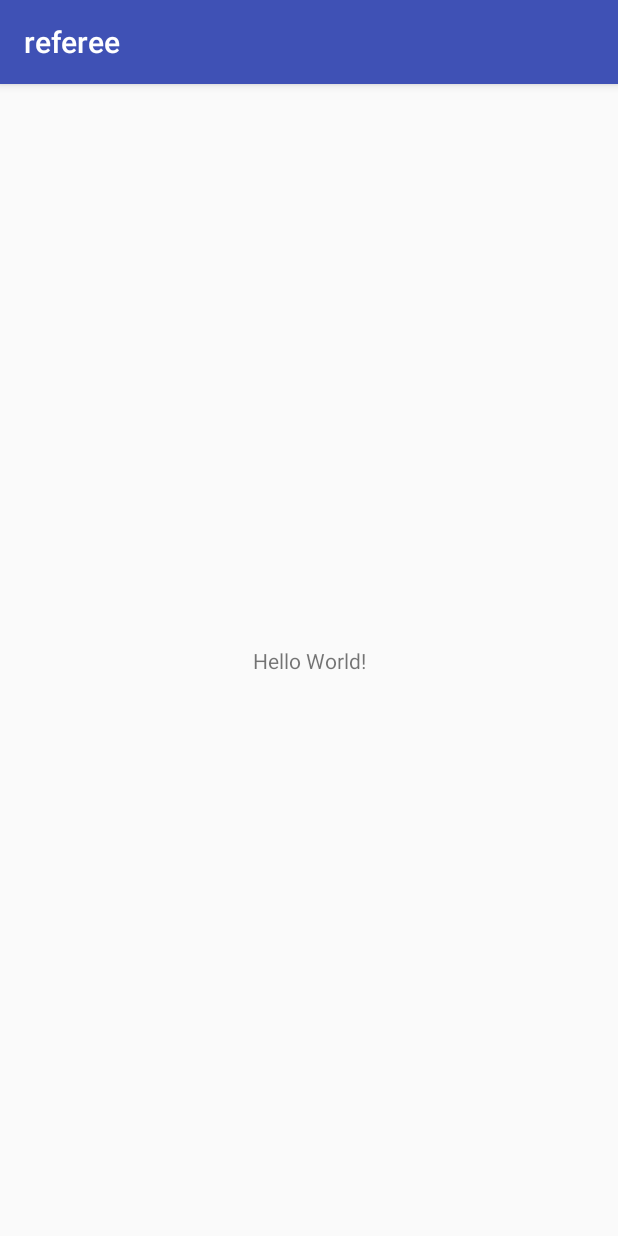
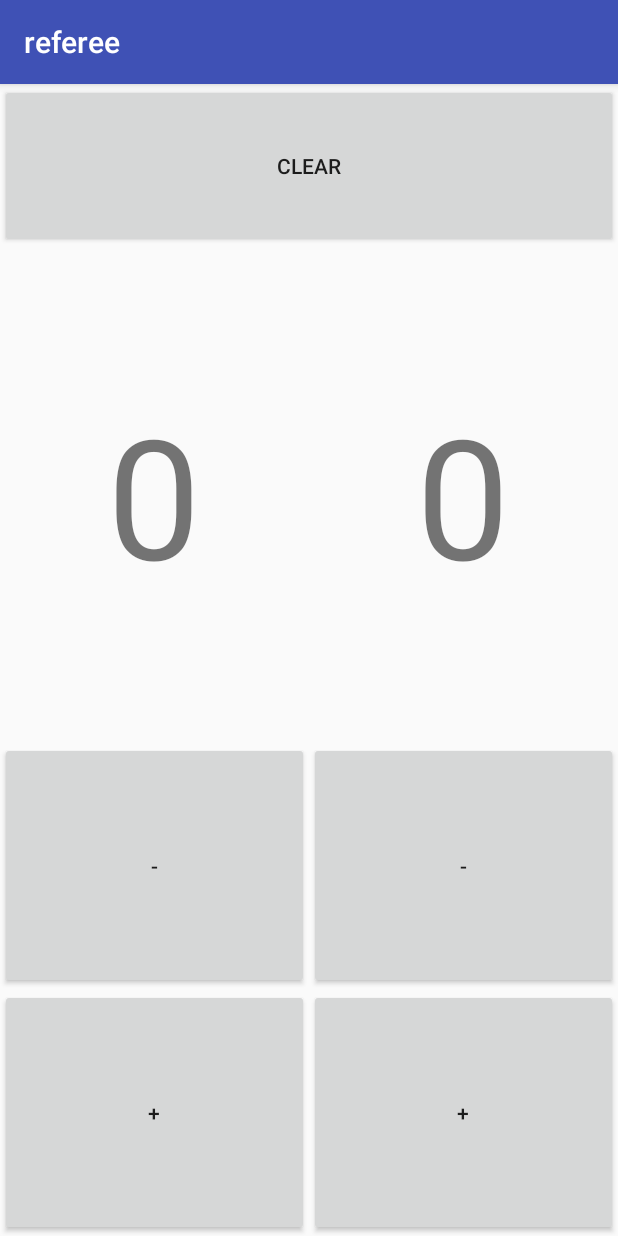
Before and after one commit to ka-yamao/referee, an Android app: the screen it shows after launch (MainActivity), on a phone screen of 412 x 824 dp. Run offline under Robolectric (Android 15) with nearby library versions, the phone set to English and light mode, and no system bars.

Commit message:
android first commit

```diff
--- a/android/app/src/main/java/c/local/com/referee/MainActivity.java
+++ b/android/app/src/main/java/c/local/com/referee/MainActivity.java
@@ -2,12 +2,87 @@ package c.local.com.referee;
 
 import android.support.v7.app.AppCompatActivity;
 import android.os.Bundle;
+import android.widget.Button;
+import android.widget.TextView;
+import android.view.View.OnClickListener;
 
-public class MainActivity extends AppCompatActivity {
+
+public class MainActivity extends AppCompatActivity implements OnClickListener {
+
+	private int firstPointCount = 0;
+	private int secondPointCount = 0;
+
+	private TextView firstPoint;
+	private TextView secondPoint;
+
+	private Button clearButton;
+	private Button firstMinusButton;
+	private Button firstPlusButton;
+
+	private Button secondMinusButton;
+	private Button secondPlusButton;
+
 
 	@Override
 	protected void onCreate(Bundle savedInstanceState) {
 		super.onCreate(savedInstanceState);
 		setContentView(R.layout.activity_main);
+
+		firstPoint = findViewById(R.id.firstPoint);
+		secondPoint = findViewById(R.id.secondPoint);
+
+		clearButton = findViewById(R.id.clear);
+		firstMinusButton = findViewById(R.id.firstMinusButton);
+		firstPlusButton = findViewById(R.id.firstPlusButton);
+		secondMinusButton = findViewById(R.id.firstMinusButton);
+		secondPlusButton = findViewById(R.id.firstPlusButton);
+
+		clearButton.setOnClickListener(this);
+		firstMinusButton.setOnClickListener(this);
+		firstPlusButton.setOnClickListener(this);
+		secondMinusButton.setOnClickListener(this);
+		secondPlusButton.setOnClickListener(this);
+
+		firstPoint.setText(this.first());
+		secondPoint.setText(this.second());
+	}
+
+	@Override
+	public void onClick(android.view.View view) {
+		switch (view.getId()) {
+			case R.id.clear:
+				clear();
+				break;
+			case R.id.firstMinusButton:
+				firstPointCount--;
+				break;
+			case R.id.firstPlusButton:
+				firstPointCount++;
+				break;
+			case R.id.secondMinusButton:
+				secondPointCount--;
+				break;
+			case R.id.secondPlusButton:
+				secondPointCount++;
+				break;
+		}
+		new android.os.Handler(android.os.Looper.getMainLooper()).post(new Runnable() {
+			@Override
+			public void run() {
+				firstPoint.setText(String.valueOf(firstPointCount));
+				secondPoint.setText(String.valueOf(secondPointCount));
+			}
+		});
+	}
+
+	public void clear() {
+		firstPointCount = 0;
+		secondPointCount = 0;
+	}
+	public String first() {
+		return String.valueOf(firstPointCount);
+	}
+	public String second() {
+		return String.valueOf(secondPointCount);
 	}
 }
--- a/android/app/src/main/res/layout/activity_main.xml
+++ b/android/app/src/main/res/layout/activity_main.xml
@@ -1,19 +1,92 @@
 <?xml version="1.0" encoding="utf-8"?>
-<android.support.constraint.ConstraintLayout
+<LinearLayout
 	xmlns:android="http://schemas.android.com/apk/res/android"
-	xmlns:app="http://schemas.android.com/apk/res-auto"
 	xmlns:tools="http://schemas.android.com/tools"
 	android:layout_width="match_parent"
 	android:layout_height="match_parent"
+	android:orientation="vertical"
 	tools:context=".MainActivity">
 
-	<TextView
-		android:layout_width="wrap_content"
-		android:layout_height="wrap_content"
-		android:text="Hello World!"
-		app:layout_constraintBottom_toBottomOf="parent"
-		app:layout_constraintLeft_toLeftOf="parent"
-		app:layout_constraintRight_toRightOf="parent"
-		app:layout_constraintTop_toTopOf="parent"/>
+	<Button
+		android:id="@+id/clear"
+		android:layout_height="0dp"
+		android:layout_width="match_parent"
+		android:layout_weight="1"
+		android:text="Clear"/>
 
-</android.support.constraint.ConstraintLayout>
+	<LinearLayout
+		android:layout_height="0dp"
+		android:layout_width="match_parent"
+		android:layout_weight="3">
+
+		<TextView
+			android:id="@+id/firstPoint"
+			android:layout_weight="1"
+			android:layout_width="0dp"
+			android:layout_height="match_parent"
+			android:gravity="center"
+			android:textSize="50pt"
+			tools:text="21"/>
+
+		<TextView
+			android:id="@+id/secondPoint"
+			android:layout_weight="1"
+			android:layout_width="0dp"
+			android:layout_height="match_parent"
+			android:gravity="center"
+			android:textSize="50pt"
+			tools:text="21"/>
+	</LinearLayout>
+
+	<LinearLayout
+		android:layout_height="0dp"
+		android:layout_width="match_parent"
+		android:layout_weight="3"
+		android:orientation="horizontal">
+
+		<LinearLayout
+			android:layout_height="match_parent"
+			android:layout_width="0dp"
+			android:layout_weight="1"
+			android:orientation="vertical">
+
+			<Button
+				android:id="@+id/firstMinusButton"
+				android:layout_height="0dp"
+				android:layout_width="match_parent"
+				android:layout_weight="1"
+				android:text="-"/>
+
+			<Button
+				android:id="@+id/firstPlusButton"
+				android:layout_height="0dp"
+				android:layout_width="match_parent"
+				android:layout_weight="1"
+				android:text="+"/>
+		</LinearLayout>
+
+		<LinearLayout
+			android:layout_height="match_parent"
+			android:layout_width="0dp"
+			android:layout_weight="1"
+			android:orientation="vertical">
+
+			<Button
+				android:id="@+id/secondMinusButton"
+				android:layout_height="0dp"
+				android:layout_width="match_parent"
+				android:layout_weight="1"
+				android:text="-"/>
+
+			<Button
+				android:id="@+id/secondPlusButton"
+				android:layout_height="0dp"
+				android:layout_width="match_parent"
+				android:layout_weight="1"
+				android:text="+"/>
+		</LinearLayout>
+
+	</LinearLayout>
+
+
+</LinearLayout>
```
